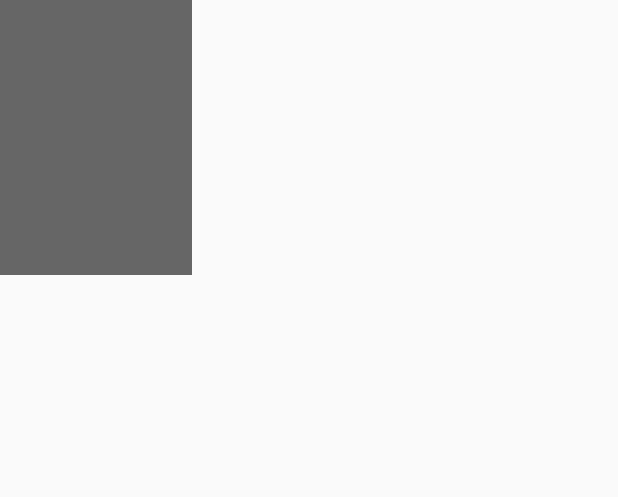
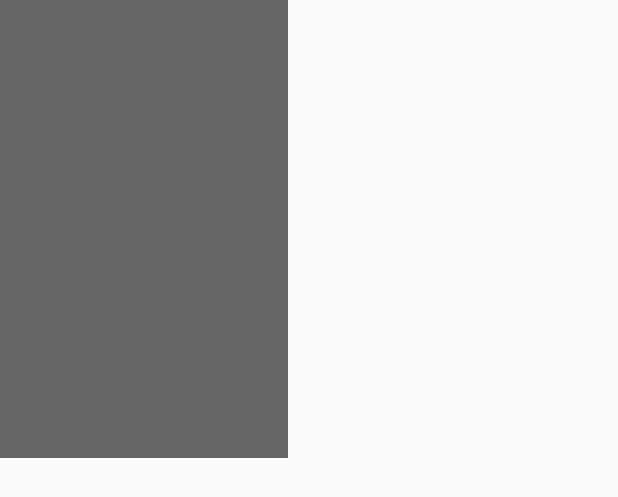
Before and after one commit to jc-lex/CatchaMovie, an Android app: the layout grid_item_movie_posters.xml on its own in the app's theme, with its tools: preview values and no code run, on a phone screen of 412 x 824 dp. Shown: the top 497 px of the screen. Run offline under Robolectric (Android 15) with nearby library versions, the phone set to English and light mode, and no system bars.

Commit message:
changed the main activity to have two columns

```diff
--- a/app/src/main/res/layout/fragment_main.xml
+++ b/app/src/main/res/layout/fragment_main.xml
@@ -13,7 +13,7 @@
         android:numColumns="auto_fit"
         android:gravity="center"
         android:stretchMode="columnWidth"
-        android:columnWidth="128dp"
+        android:columnWidth="192dp"
         android:focusable="true"
         android:background="@color/colorPrimary" />
 
--- a/app/src/main/res/layout/grid_item_movie_posters.xml
+++ b/app/src/main/res/layout/grid_item_movie_posters.xml
@@ -1,8 +1,8 @@
 <?xml version="1.0" encoding="utf-8"?>
 <ImageView
     xmlns:android="http://schemas.android.com/apk/res/android"
-    android:layout_width="128dp"
-    android:layout_height="183dp"
+    android:layout_width="192dp"
+    android:layout_height="305dp"
     android:id="@+id/grid_item_movie_posters_imageview"
     android:scaleType="centerCrop"
     android:background="@color/colorPrimary"/>
```
